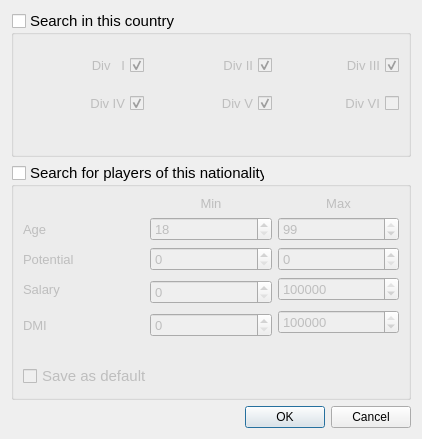
Above: source/ntscout/searchdialog.ui from radszy/ntscout before the change. Below: the same form after it.
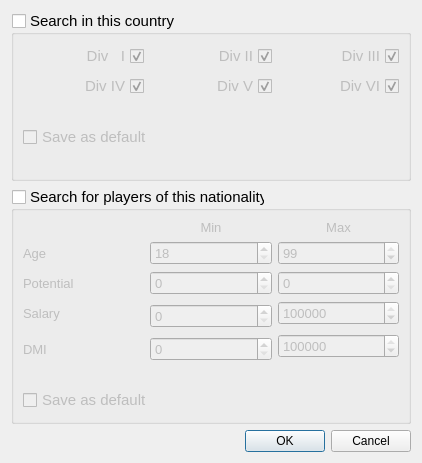
That is the form after the change.

Commit message: added ability to save prefered checked divisions as default

Patch:
```diff
--- a/source/ntscout/searchdialog.ui
+++ b/source/ntscout/searchdialog.ui
@@ -39,7 +39,7 @@
            <widget class="QCheckBox" name="div1Check">
             <property name="font">
              <font>
-              <pointsize>10</pointsize>
+              <pointsize>11</pointsize>
              </font>
             </property>
             <property name="layoutDirection">
@@ -57,7 +57,7 @@
            <widget class="QCheckBox" name="div2Check">
             <property name="font">
              <font>
-              <pointsize>10</pointsize>
+              <pointsize>11</pointsize>
              </font>
             </property>
             <property name="layoutDirection">
@@ -75,7 +75,7 @@
            <widget class="QCheckBox" name="div3Check">
             <property name="font">
              <font>
-              <pointsize>10</pointsize>
+              <pointsize>11</pointsize>
              </font>
             </property>
             <property name="layoutDirection">
@@ -93,7 +93,7 @@
            <widget class="QCheckBox" name="div4Check">
             <property name="font">
              <font>
-              <pointsize>10</pointsize>
+              <pointsize>11</pointsize>
              </font>
             </property>
             <property name="layoutDirection">
@@ -111,7 +111,7 @@
            <widget class="QCheckBox" name="div5Check">
             <property name="font">
              <font>
-              <pointsize>10</pointsize>
+              <pointsize>11</pointsize>
              </font>
             </property>
             <property name="layoutDirection">
@@ -129,7 +129,7 @@
            <widget class="QCheckBox" name="div6Check">
             <property name="font">
              <font>
-              <pointsize>10</pointsize>
+              <pointsize>11</pointsize>
              </font>
             </property>
             <property name="toolTip">
@@ -142,11 +142,11 @@
              <string>Div VI</string>
             </property>
             <property name="checked">
-             <bool>false</bool>
+             <bool>true</bool>
             </property>
            </widget>
           </item>
-          <item row="2" column="0">
+          <item row="4" column="0">
            <spacer name="horizontalSpacer">
             <property name="orientation">
              <enum>Qt::Horizontal</enum>
@@ -159,7 +159,7 @@
             </property>
            </spacer>
           </item>
-          <item row="2" column="1">
+          <item row="4" column="1">
            <spacer name="horizontalSpacer_2">
             <property name="orientation">
              <enum>Qt::Horizontal</enum>
@@ -172,7 +172,7 @@
             </property>
            </spacer>
           </item>
-          <item row="2" column="2">
+          <item row="4" column="2">
            <spacer name="horizontalSpacer_3">
             <property name="orientation">
              <enum>Qt::Horizontal</enum>
@@ -185,6 +185,28 @@
             </property>
            </spacer>
           </item>
+          <item row="3" column="0" colspan="3">
+           <widget class="QCheckBox" name="saveDefaultCountry">
+            <property name="font">
+             <font>
+              <pointsize>11</pointsize>
+             </font>
+            </property>
+            <property name="text">
+             <string>Save as default</string>
+            </property>
+           </widget>
+          </item>
+          <item row="2" column="0">
+           <widget class="QWidget" name="widget_2" native="true">
+            <property name="minimumSize">
+             <size>
+              <width>0</width>
+              <height>15</height>
+             </size>
+            </property>
+           </widget>
+          </item>
          </layout>
         </item>
        </layout>
@@ -505,7 +527,12 @@
            </widget>
           </item>
           <item row="7" column="0" colspan="3">
-           <widget class="QCheckBox" name="saveAsDefault">
+           <widget class="QCheckBox" name="saveDefaultNationality">
+            <property name="font">
+             <font>
+              <pointsize>11</pointsize>
+             </font>
+            </property>
             <property name="layoutDirection">
              <enum>Qt::LeftToRight</enum>
             </property>
```
Left out of the diff: 1 changed line with no effect on the pictures. The commit also changes 8 other files.
